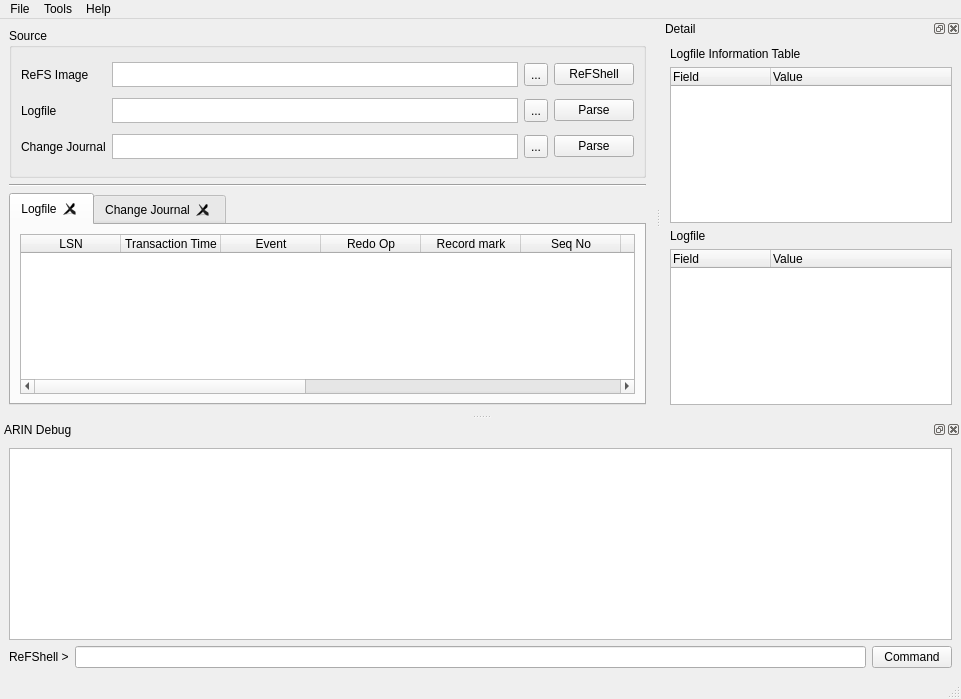
Above: resources/ARIN_form.ui from horensic/ARIN before the change. Below: the same form after it.
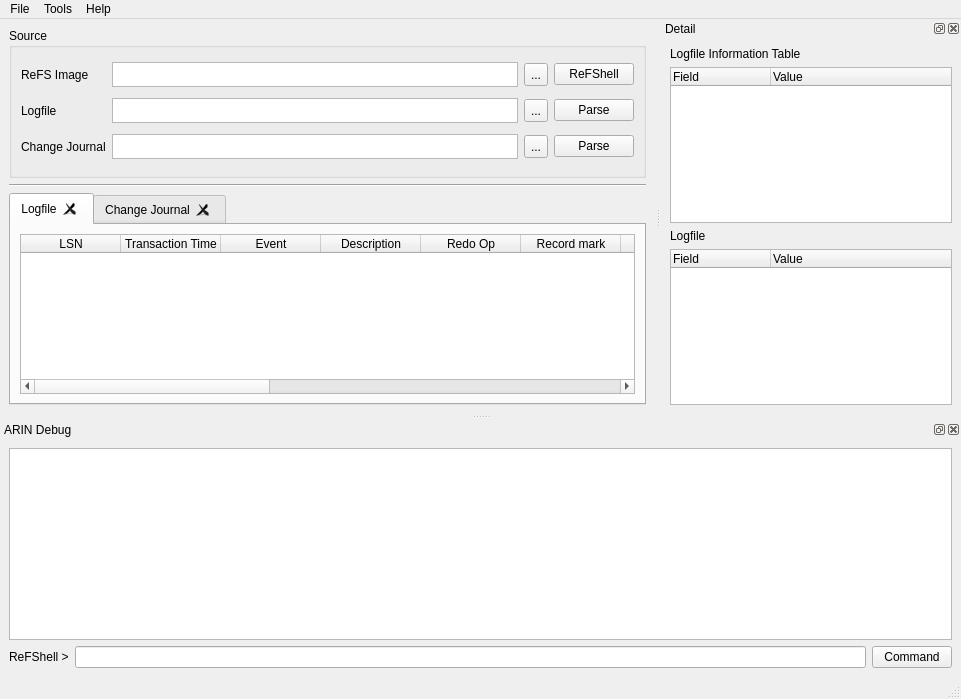
That is the form after the change.

The edit to the form file:
```diff
--- a/resources/ARIN_form.ui
+++ b/resources/ARIN_form.ui
@@ -262,6 +262,14 @@
               <set>AlignCenter</set>
              </property>
             </column>
+            <column>
+             <property name="text">
+              <string>Description</string>
+             </property>
+             <property name="textAlignment">
+              <set>AlignCenter</set>
+             </property>
+            </column>
             <column>
              <property name="text">
               <string>Redo Op</string>
@@ -294,6 +302,14 @@
               <set>AlignCenter</set>
              </property>
             </column>
+            <column>
+             <property name="text">
+              <string>Path</string>
+             </property>
+             <property name="textAlignment">
+              <set>AlignCenter</set>
+             </property>
+            </column>
             <column>
              <property name="text">
               <string>File Name</string>
```
